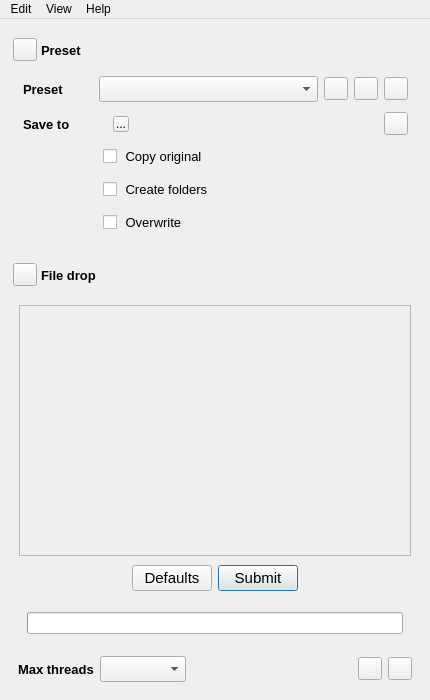
Before: the Qt Designer form sources/jobman.ui in mikaelsundell/jobman, drawn with Qt 5.
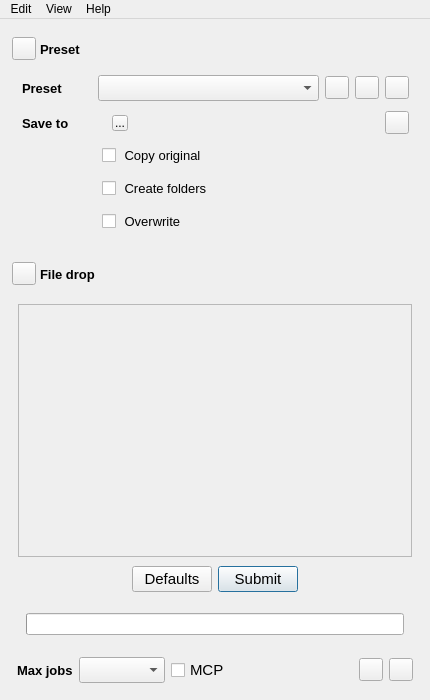
After: the same form once the commit is applied. The open tabs and pages were chosen to show the change. Icons and pictures are not drawn. Custom widgets are drawn as their Qt base class.

Patch:
```diff
--- a/sources/jobman.ui
+++ b/sources/jobman.ui
@@ -42,6 +42,18 @@
     <property name="sizeConstraint">
      <enum>QLayout::SizeConstraint::SetDefaultConstraint</enum>
     </property>
+    <property name="leftMargin">
+     <number>8</number>
+    </property>
+    <property name="topMargin">
+     <number>8</number>
+    </property>
+    <property name="rightMargin">
+     <number>8</number>
+    </property>
+    <property name="bottomMargin">
+     <number>8</number>
+    </property>
     <item>
      <widget class="QWidget" name="presetBar" native="true">
       <property name="sizePolicy">
@@ -774,8 +786,8 @@
                       <rect>
                        <x>0</x>
                        <y>0</y>
-                       <width>382</width>
-                       <height>221</height>
+                       <width>98</width>
+                       <height>28</height>
                       </rect>
                      </property>
                     </widget>
@@ -1075,7 +1087,7 @@
                </font>
               </property>
               <property name="text">
-               <string>Max threads</string>
+               <string>Max jobs</string>
               </property>
              </widget>
             </item>
@@ -1094,6 +1106,21 @@
               </property>
              </widget>
             </item>
+            <item>
+             <widget class="QCheckBox" name="mcpEnabled">
+              <property name="font">
+               <font>
+                <pointsize>11</pointsize>
+               </font>
+              </property>
+              <property name="toolTip">
+               <string>Enable the local MCP server for job control and Qt debugging</string>
+              </property>
+              <property name="text">
+               <string>MCP</string>
+              </property>
+             </widget>
+            </item>
             <item>
              <widget class="QLabel" name="cpu">
               <property name="font">
```
Left out of the diff: 57 changed lines with no effect on the pictures.
